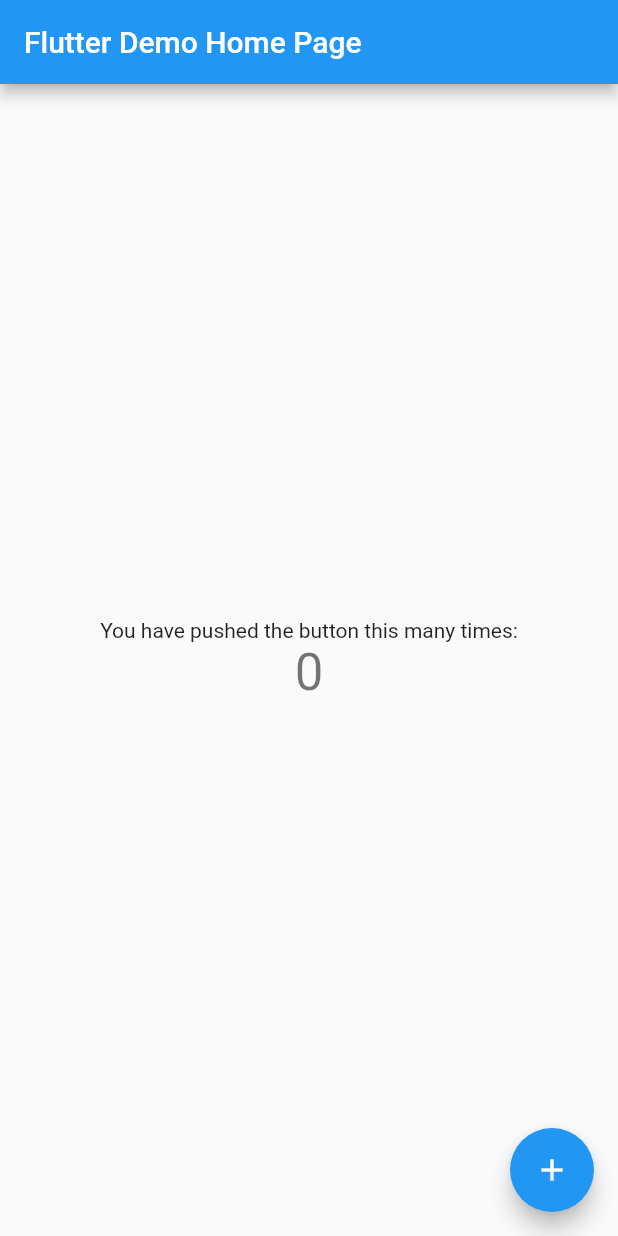
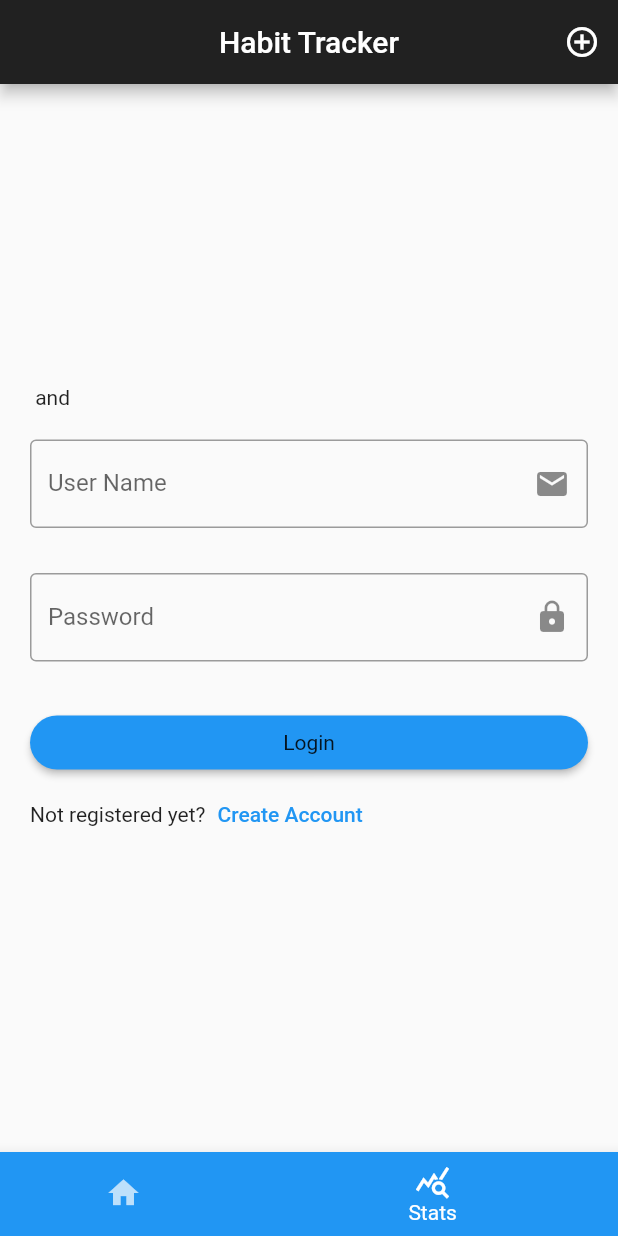
Before and after one commit to AbhishekSatpathy4848/Web_Enthusiasts_Club_Habit_Tracker_APP, a Flutter app: the screen it shows after launch, on a phone screen of 412 x 824 dp. Run offline on Flutter 3.47's test engine with Material 2 defaults, Android fonts, the phone set to English and light mode, and no system bars; our stand-ins replace firebase_auth, firebase_core; accounts and stored records are empty.

```diff
--- /dev/null
+++ b/lib/Habit.dart
@@ -0,0 +1,20 @@
+class Habit {
+  String? name;
+  // Duration? start;
+  // Duration? end;
+  // int? streaks;
+  // double? successRate;
+  // double? progressRate;
+
+  // Habit(String name, Duration start, Duration end, int streaks,
+      // double successRate, double progressRate) {
+  Habit(String name) {
+    this.name = name;
+    // this.start = start;
+    // this.end = end;
+    // this.streaks = streaks;
+    // this.successRate =successRate;
+    // this.progressRate =progressRate;
+
+  }
+}
--- a/lib/main.dart
+++ b/lib/main.dart
@@ -1,115 +1,46 @@
+import 'package:firebase_auth/firebase_auth.dart';
 import 'package:flutter/material.dart';
+import 'package:habit_tracker/Habit.dart';
+import 'package:habit_tracker/pages/Home.dart';
+import 'package:habit_tracker/pages/login_screen.dart';
+import 'package:habit_tracker/pages/registration_screen.dart';
+import 'package:firebase_core/firebase_core.dart';
 
-void main() {
-  runApp(const MyApp());
+void main() async {
+  WidgetsFlutterBinding.ensureInitialized();
+  // final Future<FirebaseApp> _fbApp = await Firebase.initializeApp();
+  await Firebase.initializeApp();
+
+  runApp(MaterialApp(
+    // home:
+        // future: _fbApp,
+        // builder: ((context, snapshot) {
+        //   if (snapshot.hasError) {
+        //     print('You have an error! ${snapshot.error.toString()}');
+        //     return const Text('Something went wrong!!');
+        //   } else if (snapshot.hasData) {
+        //     return Login();
+        //   } else {
+        //     return const Center(child: CircularProgressIndicator());
+        //   }
+        // }),
+        // Scaffold(
+        //     body: StreamBuilder<User?>(
+        //         stream: FirebaseAuth.instance.authStateChanges(),
+        //         builder: ((context, snapshot) {
+        //           if (snapshot.hasData) {
+        //             print("here");
+        //             return Home();
+        //           } else {
+        //             print("here1");
+        //             return Registration();
+        //           }
+        //         }))),
+    initialRoute: '/home',
+    routes: {
+      '/login': (context) => Login(),
+      '/register': (context) => Registration(),
+      '/home':(context) => Home(),
+    },
+  ));
 }
-
-class MyApp extends StatelessWidget {
-  const MyApp({super.key});
-
-  // This widget is the root of your application.
-  @override
-  Widget build(BuildContext context) {
-    return MaterialApp(
-      title: 'Flutter Demo',
-      theme: ThemeData(
-        // This is the theme of your application.
-        //
-        // Try running your application with "flutter run". You'll see the
-        // application has a blue toolbar. Then, without quitting the app, try
-        // changing the primarySwatch below to Colors.green and then invoke
-        // "hot reload" (press "r" in the console where you ran "flutter run",
-        // or simply save your changes to "hot reload" in a Flutter IDE).
-        // Notice that the counter didn't reset back to zero; the application
-        // is not restarted.
-        primarySwatch: Colors.blue,
-      ),
-      home: const MyHomePage(title: 'Flutter Demo Home Page'),
-    );
-  }
-}
-
-class MyHomePage extends StatefulWidget {
-  const MyHomePage({super.key, required this.title});
-
-  // This widget is the home page of your application. It is stateful, meaning
-  // that it has a State object (defined below) that contains fields that affect
-  // how it looks.
-
-  // This class is the configuration for the state. It holds the values (in this
-  // case the title) provided by the parent (in this case the App widget) and
-  // used by the build method of the State. Fields in a Widget subclass are
-  // always marked "final".
-
-  final String title;
-
-  @override
-  State<MyHomePage> createState() => _MyHomePageState();
-}
-
-class _MyHomePageState extends State<MyHomePage> {
-  int _counter = 0;
-
-  void _incrementCounter() {
-    setState(() {
-      // This call to setState tells the Flutter framework that something has
-      // changed in this State, which causes it to rerun the build method below
-      // so that the display can reflect the updated values. If we changed
-      // _counter without calling setState(), then the build method would not be
-      // called again, and so nothing would appear to happen.
-      _counter++;
-    });
-  }
-
-  @override
-  Widget build(BuildContext context) {
-    // This method is rerun every time setState is called, for instance as done
-    // by the _incrementCounter method above.
-    //
-    // The Flutter framework has been optimized to make rerunning build methods
-    // fast, so that you can just rebuild anything that needs updating rather
-    // than having to individually change instances of widgets.
-    return Scaffold(
-      appBar: AppBar(
-        // Here we take the value from the MyHomePage object that was created by
-        // the App.build method, and use it to set our appbar title.
-        title: Text(widget.title),
-      ),
-      body: Center(
-        // Center is a layout widget. It takes a single child and positions it
-        // in the middle of the parent.
-        child: Column(
-          // Column is also a layout widget. It takes a list of children and
-          // arranges them vertically. By default, it sizes itself to fit its
-          // children horizontally, and tries to be as tall as its parent.
-          //
-          // Invoke "debug painting" (press "p" in the console, choose the
-          // "Toggle Debug Paint" action from the Flutter Inspector in Android
-          // Studio, or the "Toggle Debug Paint" command in Visual Studio Code)
-          // to see the wireframe for each widget.
-          //
-          // Column has various properties to control how it sizes itself and
-          // how it positions its children. Here we use mainAxisAlignment to
-          // center the children vertically; the main axis here is the vertical
-          // axis because Columns are vertical (the cross axis would be
-          // horizontal).
-          mainAxisAlignment: MainAxisAlignment.center,
-          children: <Widget>[
-            const Text(
-              'You have pushed the button this many times:',
-            ),
-            Text(
-              '$_counter',
-              style: Theme.of(context).textTheme.headline4,
-            ),
-          ],
-        ),
-      ),
-      floatingActionButton: FloatingActionButton(
-        onPressed: _incrementCounter,
-        tooltip: 'Increment',
-        child: const Icon(Icons.add),
-      ), // This trailing comma makes auto-formatting nicer for build methods.
-    );
-  }
-}
--- /dev/null
+++ b/lib/pages/Home.dart
@@ -0,0 +1,91 @@
+import 'package:flutter/material.dart';
+import 'package:habit_tracker/Habit.dart';
+import 'package:habit_tracker/pages/HabitList.dart';
+import 'package:habit_tracker/pages/login_screen.dart';
+
+class Home extends StatefulWidget {
+  const Home({super.key});
+
+  @override
+  State<Home> createState() => _HomeState();
+}
+
+class _HomeState extends State<Home> {
+  int index = 1;
+  final screen = [const HabitList(),const Login()];
+
+  @override
+  Widget build(BuildContext context) {
+    return Scaffold(
+      backgroundColor: Colors.grey[900],
+      appBar: AppBar(
+          backgroundColor: Colors.grey[900],
+          title: const Text("Habit Tracker"),
+          centerTitle: true,
+          actions: [
+            IconButton(
+                onPressed: () {
+
+                },
+                icon: const Icon(Icons.add_circle_outline))
+          ],
+        ),
+        body: screen[index],
+        bottomNavigationBar:
+        // NavigationBarTheme(
+        //   data: NavigationBarThemeData(
+        //       labelTextStyle: MaterialStateProperty.all(
+        //           const TextStyle(fontSize: 14, fontWeight: FontWeight.w500))),
+          // child:
+          BottomNavigationBar(
+            // backgroundColor: Colors.red,
+            type: BottomNavigationBarType.shifting,
+            currentIndex: index,
+            selectedItemColor: Colors.white,
+            unselectedItemColor: Colors.white.withOpacity(0.7),
+            // height: 60,
+            items: const [
+              BottomNavigationBarItem(icon: Icon(Icons.home), label: "Home",backgroundColor: Colors.amber),
+              BottomNavigationBarItem(icon: Icon(Icons.query_stats), label: "Stats",backgroundColor: Colors.blue)
+            ],
+            onTap: (value) {
+              setState(() {
+                  index = value;
+              });
+            },
+          ),
+        // ),
+
+        // body: Padding(
+        //   padding: const EdgeInsets.fromLTRB(20.0, 40.0, 20.0, 0.0),
+        //   child: ListView.builder(
+        //     itemCount: habits.length,
+        //     itemBuilder: ((context, index) {
+        //       return SizedBox(
+        //         height: 80,
+        //         child: Card(
+        //           // clipBehavior: Clip.antiAlias,
+        //           shape: (RoundedRectangleBorder(
+        //             borderRadius: BorderRadius.circular(20.0),
+        //             // side: BorderSide(color: Colors.amberAccent[200]!)
+        //           )),
+        //           color: Colors.grey[800],
+        //           child: Row(
+        //             crossAxisAlignment: CrossAxisAlignment.center,
+        //             children: [
+        //               // Container(
+        //               //   color: Colors.amber,
+        //               //   child: Text(""),
+        //               //   width: 10,
+        //               // ),
+        //               Text(habits[index].name!),
+        //             ],
+        //           ),
+        //         ),
+        //       );
+        //     }),
+        //   ),
+        // )
+        );
+  }
+}
--- /dev/null
+++ b/lib/pages/login_screen.dart
@@ -0,0 +1,111 @@
+import 'package:firebase_auth/firebase_auth.dart';
+import 'package:firebase_core/firebase_core.dart';
+import 'package:flutter/material.dart';
+
+class Login extends StatefulWidget {
+  const Login({super.key});
+
+  @override
+  State<Login> createState() => _LoginState();
+}
+
+class _LoginState extends State<Login> {
+  // Future<FirebaseApp> _initializeFirebase() async {
+  //   FirebaseApp firebaseApp = await Firebase.initializeApp();
+  //   return firebaseApp;
+  // }
+
+  Future signIn() async {
+    await FirebaseAuth.instance.signInWithEmailAndPassword(
+        email: userNameController.text.trim(),
+        password: passwordController.text.trim());
+  }
+
+  final userNameController = TextEditingController();
+  final passwordController = TextEditingController();
+
+  String userName = '';
+  String password = '';
+
+  @override
+  Widget build(BuildContext context) {
+    return Scaffold(
+      // backgroundColor: Colors.grey[900],
+      body: Padding(
+        padding: const EdgeInsets.fromLTRB(20.0, 0.0, 20.0, 0.0),
+        child: Column(
+          mainAxisAlignment: MainAxisAlignment.center,
+          crossAxisAlignment: CrossAxisAlignment.stretch,
+          children: <Widget>[
+            Text('$userName and $password'),
+            const SizedBox(height: 20),
+            TextFormField(
+               validator: ((value) {
+                if(value == null || value.isEmpty) {
+                  return 'Please enter some text';
+                } else {
+                  return null;
+                }
+              }) ,
+              controller: userNameController,
+              style: const TextStyle(
+                  // color: Colors.grey[600]
+                  ),
+              decoration: const InputDecoration(
+                  suffixIcon: Icon(Icons.email),
+                  border: OutlineInputBorder(),
+                  labelText: 'User Name',
+                  hintText: 'Enter Your Name',
+                  labelStyle: TextStyle(
+                      // fontWeight: FontWeight.bold,
+                      // color: Colors.amberAccent[200],
+                      // fontSize: 24
+                      )),
+            ),
+            const SizedBox(height: 30),
+            TextFormField(
+              validator: ((value) {
+                if(value == null || value.isEmpty) {
+                  return 'Please enter some text';
+                } else {
+                  return null;
+                }
+              }) ,
+              controller: passwordController,
+              obscureText: true,
+              decoration: const InputDecoration(
+                suffixIcon:  Icon(Icons.lock),
+                border:  OutlineInputBorder(),
+                labelText: 'Password',
+                hintText: 'Enter Your Password',
+              ),
+            ),
+            const SizedBox(height: 30),
+            RawMaterialButton(
+              onPressed: () {
+                setState(() {
+                  userName = userNameController.text.trim();
+                  password = passwordController.text.trim();
+                });
+              },
+              fillColor: Colors.blue,
+              child: const Text("Login"),
+              shape: RoundedRectangleBorder(
+                  borderRadius: BorderRadius.circular(20.0)),
+            ),
+            Row(
+              children: [
+                const Text("Not registered yet?"),
+                TextButton(
+                    onPressed: () {
+                      Navigator.pushNamed(context, '/register');
+                    },
+                    child: const Text("Create Account"))
+              ],
+            )
+          ],
+        ),
+      ),
+    );
+  }
+}
--- a/pubspec.yaml
+++ b/pubspec.yaml
@@ -36,6 +36,8 @@ dependencies:
   # The following adds the Cupertino Icons font to your application.
   # Use with the CupertinoIcons class for iOS style icons.
   cupertino_icons: ^1.0.2
+  firebase_core: ^1.10.2
+  firebase_auth: ^3.3.4
 
 dev_dependencies:
   flutter_test:
```
Also changed, not shown: lib/pages/HabitList.dart (added, +47 -0 lines), lib/pages/registration_screen.dart (added, +111 -0 lines), pubspec.lock, 11 other files.
